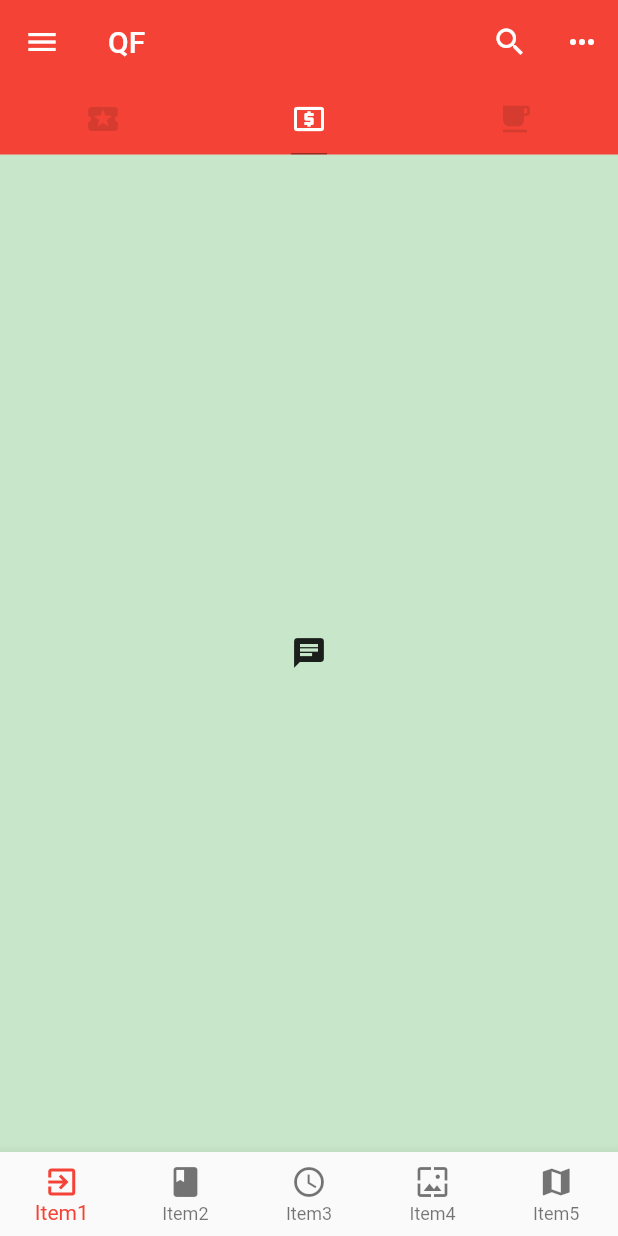
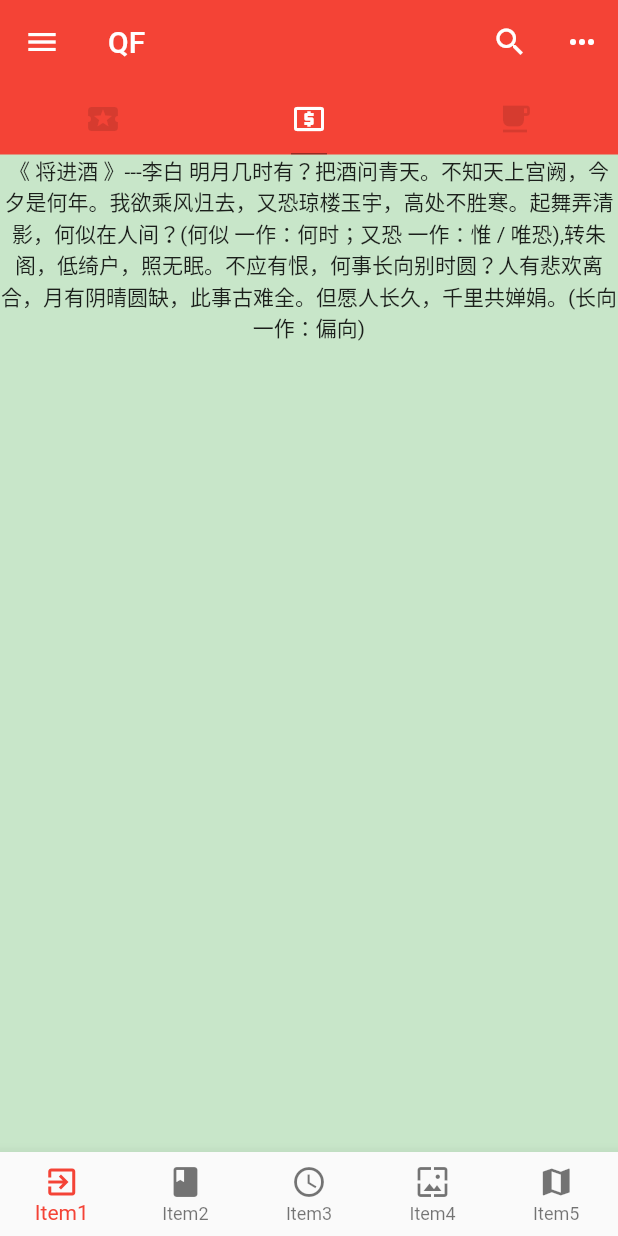
Before and after one commit to mookoonb/FlutterText, a Flutter app: the screen it shows after launch, tab 2 chosen, on a phone screen of 412 x 824 dp. Run offline on Flutter 3.47's test engine with Material 2 defaults, Android fonts, the phone set to English and light mode, and no system bars; network calls fail.

Commit message:
no message

```diff
--- /dev/null
+++ b/lib/Demo/bascid_demo.dart
@@ -0,0 +1,18 @@
+import 'package:flutter/material.dart';
+
+class ViewDemo extends StatelessWidget{
+
+final TextStyle _textStyle = TextStyle(
+  fontSize: 16.0,
+);
+
+final String _author = '李白';
+final String _title = '将进酒';
+
+
+  Widget build(BuildContext context){
+    return Text('《 $_title 》---$_author 明月几时有？把酒问青天。不知天上宫阙，今夕是何年。我欲乘风归去，又恐琼楼玉宇，高处不胜寒。起舞弄清影，何似在人间？(何似 一作：何时；又恐 一作：惟 / 唯恐),转朱阁，低绮户，照无眠。不应有恨，何事长向别时圆？人有悲欢离合，月有阴晴圆缺，此事古难全。但愿人长久，千里共婵娟。(长向 一作：偏向)',
+    textAlign: TextAlign.center,
+    );
+  }
+}
--- a/lib/main.dart
+++ b/lib/main.dart
@@ -1,5 +1,7 @@
 import 'package:flutter/material.dart';
 import 'Demo/bottom_navigation_bar_demo.dart';
+import 'Demo/listViewDemo.dart';
+import 'Demo/bascid_demo.dart';
 
 void main() => runApp(App());
 
@@ -18,9 +20,6 @@ class App extends StatelessWidget {
 }
 
 class Home extends StatelessWidget {
-
-
-
   Widget build(BuildContext content){
     return DefaultTabController(
         length: 3,
@@ -56,8 +55,8 @@ class Home extends StatelessWidget {
         ),
             body: TabBarView(
               children: <Widget>[
-                Icon(Icons.change_history),
-                Icon(Icons.chat),
+                listViewDemo(),
+                ViewDemo(),
                 Icon(Icons.check_circle)
               ],
             ),
```
